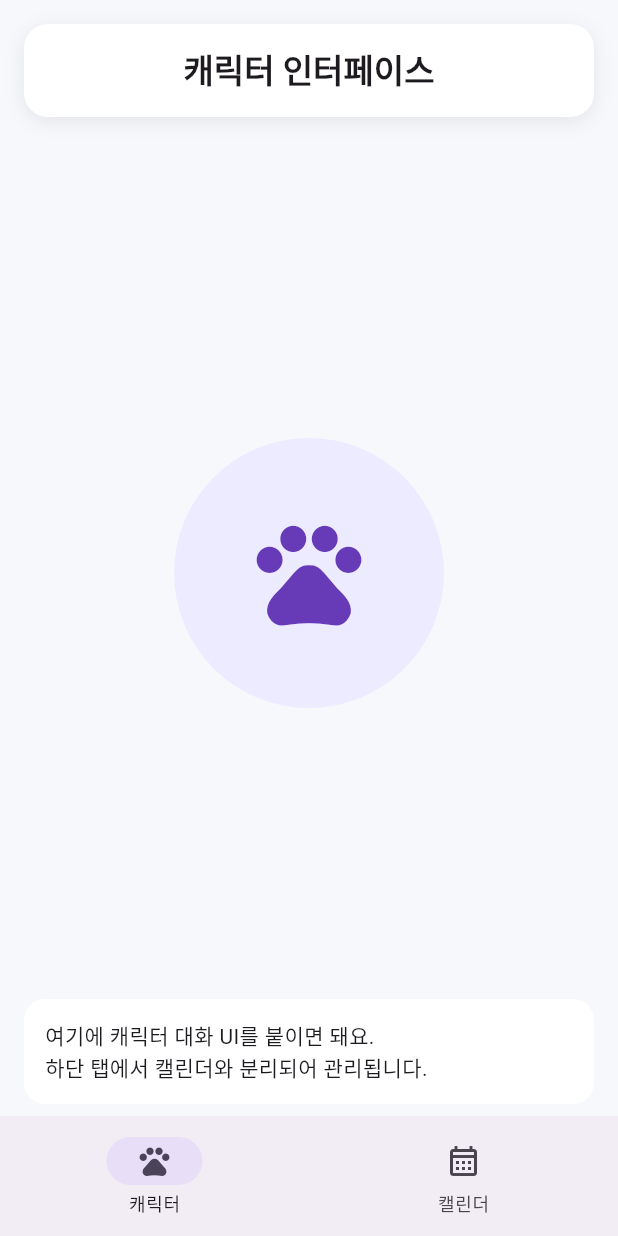
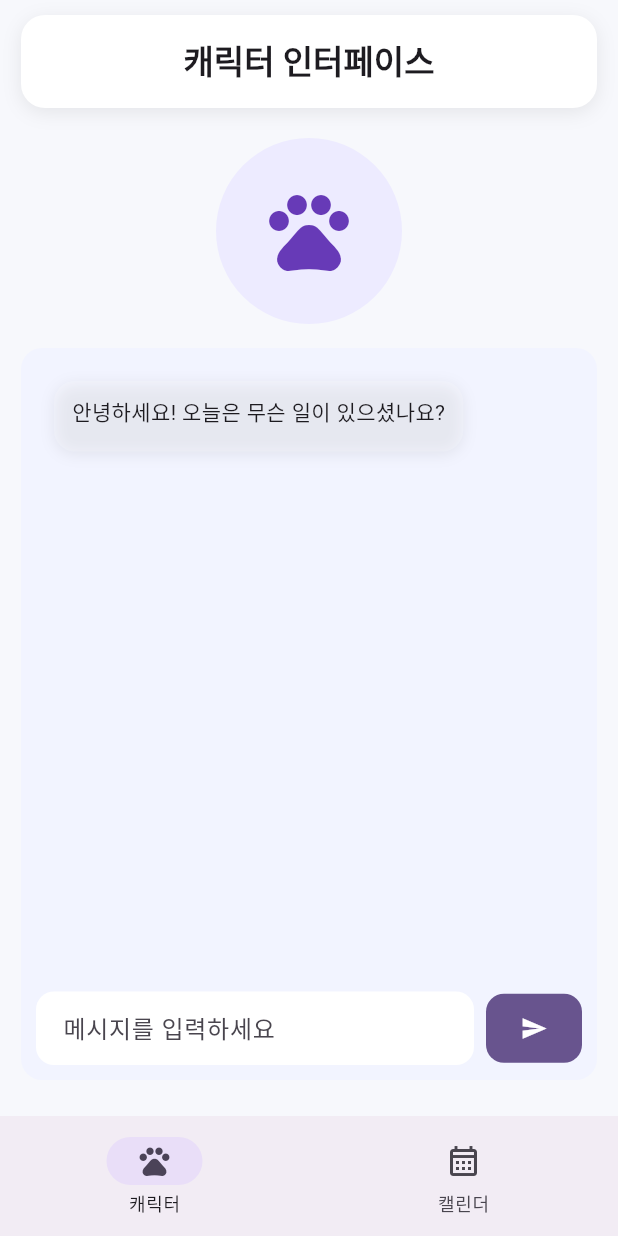
Before and after one commit to guddn/emotion-calendar-app, a Flutter app: the screen it shows after launch, on a phone screen of 412 x 824 dp. Run offline on Flutter 3.47's test engine with Material 3 defaults, Android fonts, the phone set to English and light mode, and no system bars.

Commit message:
feat: add chatting interface

```diff
--- a/frontend/app/lib/screens/character_screen.dart
+++ b/frontend/app/lib/screens/character_screen.dart
@@ -1,5 +1,7 @@
 // 캐릭터가 보여지는 메인 인터페이스
 import 'package:flutter/material.dart';
+
+import 'chat_screen.dart';
 
 class MainChatScreen extends StatelessWidget {
   const MainChatScreen({super.key});
@@ -8,7 +10,10 @@ class MainChatScreen extends StatelessWidget {
   Widget build(BuildContext context) {
     return SafeArea(
       child: Padding(
-        padding: const EdgeInsets.fromLTRB(16, 16, 16, 8),
+        padding: const EdgeInsets.fromLTRB(14, 10, 14, 24),
+        child: Center(
+          child: ConstrainedBox(
+            constraints: const BoxConstraints(maxWidth: 420),
             child: Column(
               children: [
                 Container(
@@ -34,37 +39,36 @@ class MainChatScreen extends StatelessWidget {
                   ),
                 ),
                 const SizedBox(height: 20),
-            Expanded(
-              child: Center(
-                child: Container(
-                  width: 180,
-                  height: 180,
+                Container(
+                  width: 124,
+                  height: 124,
                   decoration: BoxDecoration(
                     color: const Color(0xFFEDEBFF),
                     borderRadius: BorderRadius.circular(999),
                   ),
                   child: const Icon(
                     Icons.pets,
-                    size: 84,
+                    size: 64,
                     color: Colors.deepPurple,
                   ),
                 ),
-              ),
-            ),
-            Container(
+                const SizedBox(height: 16),
+                Expanded(
+                  child: Container(
                     width: double.infinity,
-              padding: const EdgeInsets.all(14),
+                    padding: const EdgeInsets.all(10),
                     decoration: BoxDecoration(
-                color: Colors.white,
+                      color: const Color(0xFFF2F4FF),
                       borderRadius: BorderRadius.circular(14),
                     ),
-              child: const Text(
-                '여기에 캐릭터 대화 UI를 붙이면 돼요.\n하단 탭에서 캘린더와 분리되어 관리됩니다.',
+                    child: const ChatScreen(),
                   ),
                 ),
               ],
             ),
           ),
+        ),
+      ),
     );
   }
 }
--- a/frontend/app/lib/screens/chat_screen.dart
+++ b/frontend/app/lib/screens/chat_screen.dart
@@ -0,0 +1,262 @@
+import 'dart:convert';
+
+import 'package:flutter/material.dart';
+import 'package:http/http.dart' as http;
+
+class ChatScreen extends StatefulWidget {
+  const ChatScreen({super.key});
+
+  @override
+  State<ChatScreen> createState() => _ChatScreenState();
+}
+
+class _ChatScreenState extends State<ChatScreen> {
+  static const String _chatApiUrl =
+      'https://helloguddn-emotion-calendar-app.hf.space/chat';
+
+  final TextEditingController _controller = TextEditingController();
+  final ScrollController _scrollController = ScrollController();
+
+  final List<_ChatMessage> _messages = [
+    const _ChatMessage(
+      text: '안녕하세요! 오늘은 무슨 일이 있으셨나요?',
+      isMine: false,
+      emotion: '중립',
+      colorHex: '#FFFFFF',
+    ),
+  ];
+
+  bool _isSending = false;
+
+  @override
+  void dispose() {
+    _controller.dispose();
+    _scrollController.dispose();
+    super.dispose();
+  }
+
+  Future<void> _sendMessage() async {
+    final text = _controller.text.trim();
+    if (text.isEmpty || _isSending) {
+      return;
+    }
+
+    setState(() {
+      _isSending = true;
+      _messages.add(_ChatMessage(text: text, isMine: true));
+    });
+    _controller.clear();
+    _scrollToBottom();
+
+    try {
+      final messagesPayload = _messages
+          .map((message) => {
+                'role': message.isMine ? 'user' : 'assistant',
+                'content': message.text,
+              })
+          .toList();
+
+      final response = await http.post(
+        Uri.parse(_chatApiUrl),
+        headers: {'Content-Type': 'application/json'},
+        body: jsonEncode({'messages': messagesPayload}),
+      );
+
+      if (response.statusCode >= 200 && response.statusCode < 300) {
+        final json = jsonDecode(response.body) as Map<String, dynamic>;
+
+        final botText = (json['response'] as String?)?.trim();
+        final emotion = (json['emotion'] as String?)?.trim();
+        final colorHex = (json['color'] as String?)?.trim();
+
+        setState(() {
+          _messages.add(
+            _ChatMessage(
+              text: (botText == null || botText.isEmpty)
+                  ? '응답을 받지 못했어요. 다시 시도해 주세요.'
+                  : botText,
+              isMine: false,
+              emotion: (emotion == null || emotion.isEmpty) ? null : emotion,
+              colorHex: (colorHex == null || colorHex.isEmpty) ? null : colorHex,
+            ),
+          );
+        });
+      } else {
+        setState(() {
+          _messages.add(const _ChatMessage(
+            text: '서버와 통신 중 문제가 발생했어요. 잠시 후 다시 시도해 주세요.',
+            isMine: false,
+          ));
+        });
+      }
+    } catch (_) {
+      setState(() {
+        _messages.add(const _ChatMessage(
+          text: '네트워크 오류가 발생했어요. 인터넷 연결을 확인해 주세요.',
+          isMine: false,
+        ));
+      });
+    } finally {
+      if (mounted) {
+        setState(() {
+          _isSending = false;
+        });
+      }
+      _scrollToBottom();
+    }
+  }
+
+  void _scrollToBottom() {
+    WidgetsBinding.instance.addPostFrameCallback((_) {
+      if (_scrollController.hasClients) {
+        _scrollController.animateTo(
+          _scrollController.position.maxScrollExtent,
+          duration: const Duration(milliseconds: 250),
+          curve: Curves.easeOut,
+        );
+      }
+    });
+  }
+
+  Color _colorFromHex(String? hex) {
+    if (hex == null || hex.isEmpty) {
+      return Colors.white;
+    }
+
+    var value = hex.replaceFirst('#', '').trim();
+    if (value.length == 6) {
+      value = 'FF$value';
+    }
+
+    final parsed = int.tryParse(value, radix: 16);
+    if (parsed == null) {
+      return Colors.white;
+    }
+    return Color(parsed);
+  }
+
+  @override
+  Widget build(BuildContext context) {
+    return Column(
+      children: [
+        Expanded(
+          child: ListView.separated(
+            controller: _scrollController,
+            padding: const EdgeInsets.symmetric(horizontal: 12, vertical: 12),
+            itemBuilder: (context, index) {
+              final message = _messages[index];
+              final bubbleColor = message.isMine
+                  ? Colors.deepPurple.shade100
+                  : _colorFromHex(message.colorHex).withOpacity(0.18);
+
+              return Align(
+                alignment: message.isMine
+                    ? Alignment.centerRight
+                    : Alignment.centerLeft,
+                child: DecoratedBox(
+                  decoration: BoxDecoration(
+                    color: bubbleColor,
+                    borderRadius: BorderRadius.circular(14),
+                    boxShadow: const [
+                      BoxShadow(
+                        color: Color(0x12000000),
+                        blurRadius: 8,
+                        offset: Offset(0, 2),
+                      ),
+                    ],
+                  ),
+                  child: Padding(
+                    padding: const EdgeInsets.symmetric(
+                      horizontal: 12,
+                      vertical: 10,
+                    ),
+                    child: Column(
+                      crossAxisAlignment: CrossAxisAlignment.start,
+                      mainAxisSize: MainAxisSize.min,
+                      children: [
+                        Text(message.text),
+                        if (!message.isMine &&
+                            message.emotion != null &&
+                            message.emotion!.isNotEmpty) ...[
+                          const SizedBox(height: 6),
+                          // Text(
+                          //   '감정: ${message.emotion}',
+                          //   style: Theme.of(context)
+                          //       .textTheme
+                          //       .bodySmall
+                          //       ?.copyWith(fontWeight: FontWeight.w600),
+                          // ),
+                        ],
+                      ],
+                    ),
+                  ),
+                ),
+              );
+            },
+            separatorBuilder: (context, index) => const SizedBox(height: 8),
+            itemCount: _messages.length,
+          ),
+        ),
+        const SizedBox(height: 8),
+        Row(
+          children: [
+            Expanded(
+              child: TextField(
+                controller: _controller,
+                enabled: !_isSending,
+                minLines: 1,
+                maxLines: 3,
+                textInputAction: TextInputAction.send,
+                onSubmitted: (_) => _sendMessage(),
+                decoration: InputDecoration(
+                  hintText: _isSending ? '응답을 기다리는 중...' : '메시지를 입력하세요',
+                  filled: true,
+                  fillColor: Colors.white,
+                  contentPadding: const EdgeInsets.symmetric(
+                    horizontal: 14,
+                    vertical: 12,
+                  ),
+                  border: OutlineInputBorder(
+                    borderRadius: BorderRadius.circular(12),
+                    borderSide: BorderSide.none,
+                  ),
+                ),
+              ),
+            ),
+            const SizedBox(width: 8),
+            FilledButton(
+              onPressed: _isSending ? null : _sendMessage,
+              style: FilledButton.styleFrom(
+                shape: RoundedRectangleBorder(
+                  borderRadius: BorderRadius.circular(12),
+                ),
+                padding: const EdgeInsets.all(14),
+              ),
+              child: _isSending
+                  ? const SizedBox(
+                      width: 20,
+                      height: 20,
+                      child: CircularProgressIndicator(strokeWidth: 2),
+                    )
+                  : const Icon(Icons.send),
+            ),
+          ],
+        ),
+      ],
+    );
+  }
+}
+
+class _ChatMessage {
+  const _ChatMessage({
+    required this.text,
+    required this.isMine,
+    this.emotion,
+    this.colorHex,
+  });
+
+  final String text;
+  final bool isMine;
+  final String? emotion;
+  final String? colorHex;
+}
--- a/frontend/app/pubspec.yaml
+++ b/frontend/app/pubspec.yaml
@@ -9,6 +9,7 @@ environment:
 dependencies:
   flutter:
     sdk: flutter
+  http: ^1.2.2
 
 dev_dependencies:
   flutter_test:
--- a/frontend/app/screens/calendar_screen.dart
+++ /dev/null
@@ -1 +0,0 @@
-// 캘린더가 보여지는 화면
--- a/frontend/app/screens/main_chat_screen.dart
+++ /dev/null
@@ -1 +0,0 @@
-// 캐릭터가 보여지는 메인 인터페이스
```
Also changed, not shown: frontend/app/pubspec.lock. Lines whose indentation alone changed are shown as unchanged.
